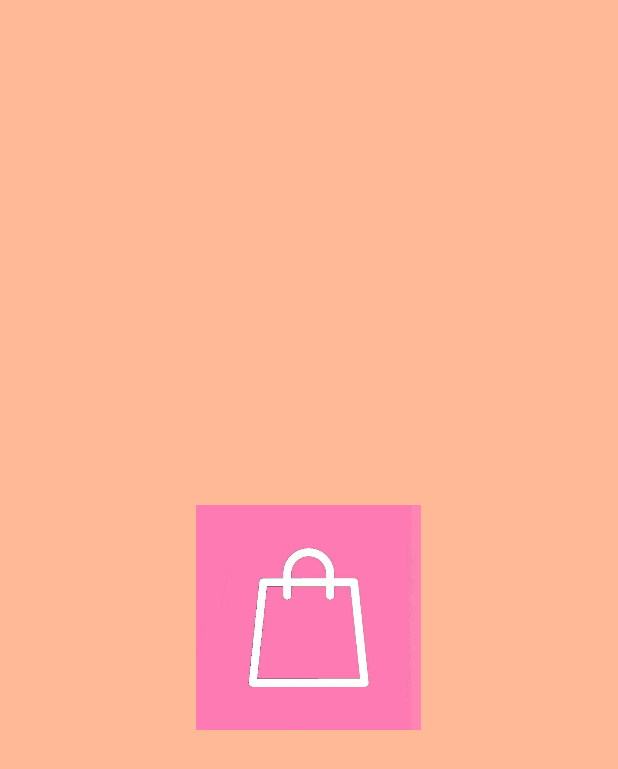
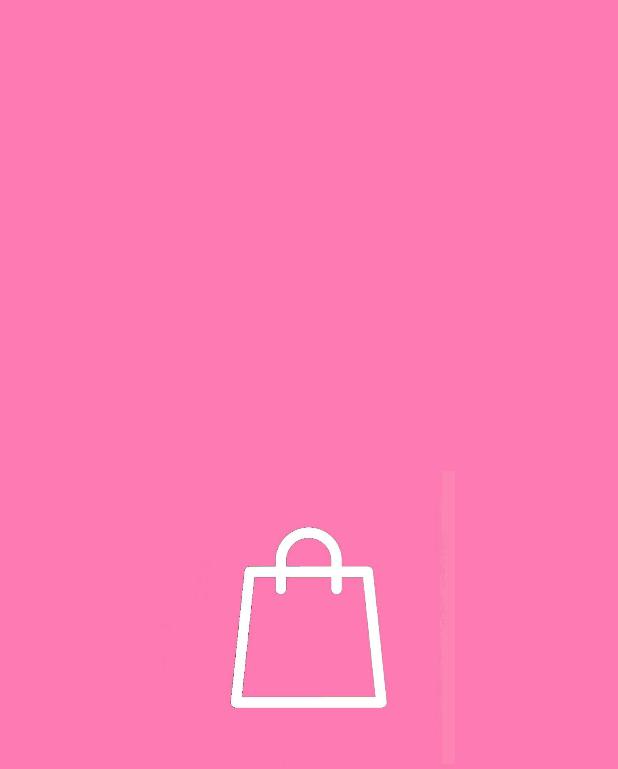
Before and after one commit to Mohiudd1n/Accessory_app, an Android app: the splash_screen screen opened directly, with no data from a screen before it, on a phone screen of 412 x 824 dp. Shown: the top 769 px of the screen. Run offline under Robolectric (Android 15) with nearby library versions, the phone set to English and light mode, and no system bars.

Commit message:
Updated Project

```diff
--- a/app/src/main/java/com/example/madmp1/splash_screen.java
+++ b/app/src/main/java/com/example/madmp1/splash_screen.java
@@ -30,13 +30,13 @@ public class splash_screen extends AppCompatActivity {
     private void startSplashScreenWithAnimation() {
         splashImage.setVisibility(View.VISIBLE);
         ObjectAnimator rotationAnimator = ObjectAnimator.ofFloat(splashImage, "rotation", 0f, 360f);
-        rotationAnimator.setDuration(600); // Set the rotation animation duration in milliseconds
+        rotationAnimator.setDuration(600);
 
         // Scale animation using ObjectAnimator
-        ObjectAnimator scaleXAnimator = ObjectAnimator.ofFloat(splashImage, "scaleX", 0.5f, 1f);
-        ObjectAnimator scaleYAnimator = ObjectAnimator.ofFloat(splashImage, "scaleY", 0.5f, 1f);
-        scaleXAnimator.setDuration(600); // Set the scale animation duration in milliseconds
-        scaleYAnimator.setDuration(600); // Set the scale animation duration in milliseconds
+        ObjectAnimator scaleXAnimator = ObjectAnimator.ofFloat(splashImage, "scaleX", 0.4f, 1.3f);
+        ObjectAnimator scaleYAnimator = ObjectAnimator.ofFloat(splashImage, "scaleY", 0.4f, 1.3f);
+        scaleXAnimator.setDuration(900);
+        scaleYAnimator.setDuration(900);
 
         // Combine rotation and scale animations into an AnimatorSet
         AnimatorSet animatorSet = new AnimatorSet();
--- a/app/src/main/res/layout/activity_splash_screen.xml
+++ b/app/src/main/res/layout/activity_splash_screen.xml
@@ -13,7 +13,6 @@
         android:layout_centerInParent="true"
         android:id="@+id/splash"
         android:src="@drawable/icn"
-        android:background="@drawable/round_layout"
         />
 
 </RelativeLayout>
--- a/app/src/main/res/values/colors.xml
+++ b/app/src/main/res/values/colors.xml
@@ -12,7 +12,7 @@
     <color name="temp">#DBE2EF</color>
     <color name="transparent">#00FFFFFF</color>
     <color name="tabs">#87A922</color>
-    <color name="splash">#FFB996</color>
+    <color name="splash">#fe7ab3</color>
     <color name="blue_Dark">#34495E</color>
     <color name="blue_Light">#6B7DF0</color>
 
```
